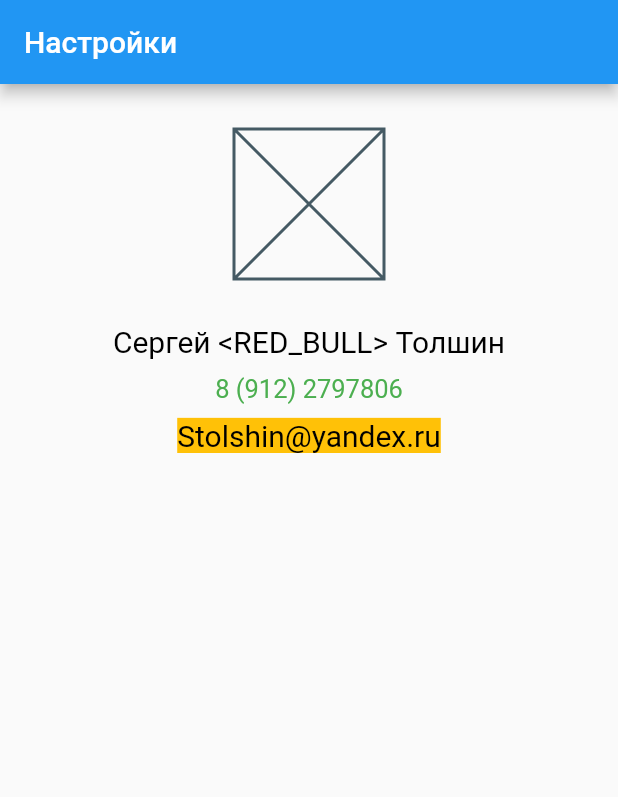
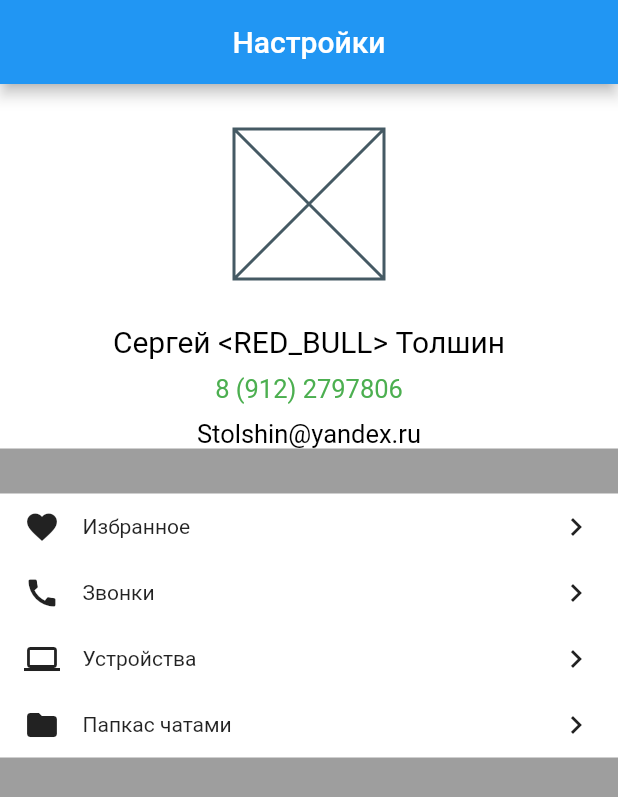
Before and after one commit to STolshin/FearstFlutter, a Flutter app: the screen it shows after launch, on a phone screen of 412 x 824 dp. Shown: the top 797 px of the screen. Run offline on Flutter 3.47's test engine with Material 2 defaults, Android fonts, the phone set to English and light mode, and no system bars.

Commit message:
user_profile.dart working

```diff
--- a/lib/Widgets/app_two.dart
+++ b/lib/Widgets/app_two.dart
@@ -0,0 +1,10 @@
+import 'package:flutter/material.dart';
+
+class New extends StatelessWidget {
+  const New ({Key? key}) : super(key: key);
+
+  @override
+  Widget build(BuildContext context) {
+    return MaterialApp();
+  }
+}
--- a/lib/Widgets/user_profile.dart
+++ b/lib/Widgets/user_profile.dart
@@ -1,4 +1,5 @@
 
+import 'package:flutter/cupertino.dart';
 import 'package:flutter/material.dart';
 
 class UserProfile extends StatelessWidget {
@@ -8,7 +9,13 @@ class UserProfile extends StatelessWidget {
   @override
   Widget build(BuildContext context) {
     return Scaffold(
-      appBar: AppBar(title: Text('Настройки'),),
+      backgroundColor: Colors.grey,
+      appBar: AppBar(
+        title: Center(
+          child: Text('Настройки',
+      ),
+        ),
+    ),
       body: Container(
         width: double.infinity,
         child: Column(
@@ -16,20 +23,91 @@ class UserProfile extends StatelessWidget {
           mainAxisAlignment: MainAxisAlignment.start,
           crossAxisAlignment: CrossAxisAlignment.center,
           children: [
+            _UserInfo(),
             SizedBox(height: 30,),
-            _AvatarWidget(),
-            SizedBox(height: 30,),
-            _TextWidget(),
-            SizedBox(height: 10,),
-            _UserPhoneWidget(),
-            SizedBox(height: 10,),
-            _UserEmailWidget(),
+            _MenuWidget(),
           ],
         ),
       ),
     );
   }
 }
+
+class _MenuWidget extends StatelessWidget {
+
+   _MenuWidget({Key? key}) : super(key: key);
+    List<Data> list = [Data(text: 'Избранное',icon: Icons.favorite),
+                       Data(text: 'Звонки',icon: Icons.call),
+                       Data(text: 'Устройства',icon: Icons.computer),
+                       Data(text: 'Папкас чатами',icon: Icons.folder),];
+
+  @override
+  Widget build(BuildContext context) {
+    return Container(
+      width: double.infinity,
+      color: Colors.white,
+      child: Column(children:
+          list.map((element) => _MenuWidgetRow(data: element.icon, text: element.text)).toList()
+        //list.map((element) => _MenuWidgetRow(data: element.icon, text: element.text)).toList()
+
+      ),
+    );
+  }
+}
+
+
+class Data {
+  final String text;
+  final IconData icon;
+
+  Data({required this.text, required this.icon});
+}
+class _MenuWidgetRow extends StatelessWidget {
+
+  final String text;
+  final IconData data;
+
+  const _MenuWidgetRow({Key? key, required this.text, required this.data}) : super(key: key);
+
+  @override
+  Widget build(BuildContext context) {
+    return Padding(
+      padding: EdgeInsets.symmetric(horizontal: 16,vertical: 10),
+      child: Row(
+        mainAxisSize: MainAxisSize.max,
+        children: [
+          Icon(data),
+          SizedBox(width: 15,),
+          Expanded(child: Text(text)),
+          Icon(Icons.chevron_right),
+        ],),
+    );
+  }
+}
+
+
+
+class _UserInfo extends StatelessWidget {
+  const _UserInfo({Key? key}) : super(key: key);
+
+  @override
+  Widget build(BuildContext context) {
+    return Container(
+      width: double.infinity,
+      color: Colors.white,
+      child: Column(children: [
+        SizedBox(height: 30,),
+        _AvatarWidget(),
+        SizedBox(height: 30,),
+        _TextWidget(),
+        SizedBox(height: 10,),
+        _UserPhoneWidget(),
+        SizedBox(height: 10,),
+        _UserEmailWidget(),],),
+    );
+  }
+}
+
 
 class _UserEmailWidget extends StatelessWidget {
   const _UserEmailWidget({
@@ -42,8 +120,7 @@ class _UserEmailWidget extends StatelessWidget {
         'Stolshin@yandex.ru',
          style: TextStyle(
              color: Colors.black,
-             backgroundColor: Colors.amber,
-             fontSize: 20,
+             fontSize: 17,
              fontWeight: FontWeight.w400,
            letterSpacing: 0
          ),
```
